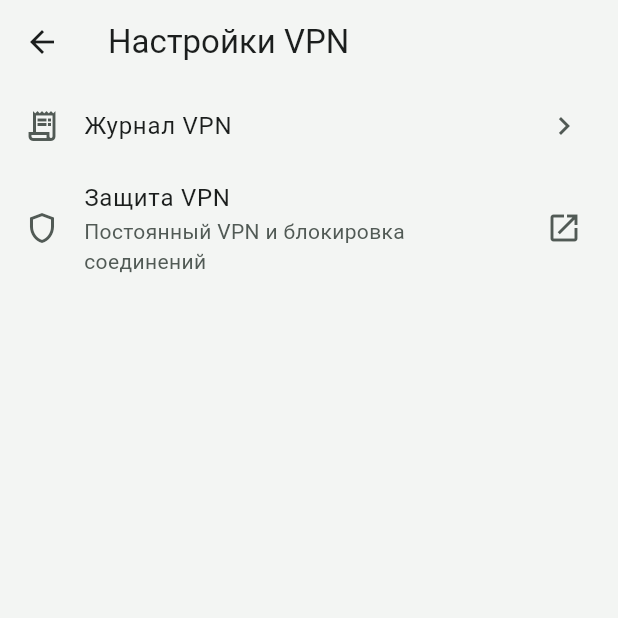
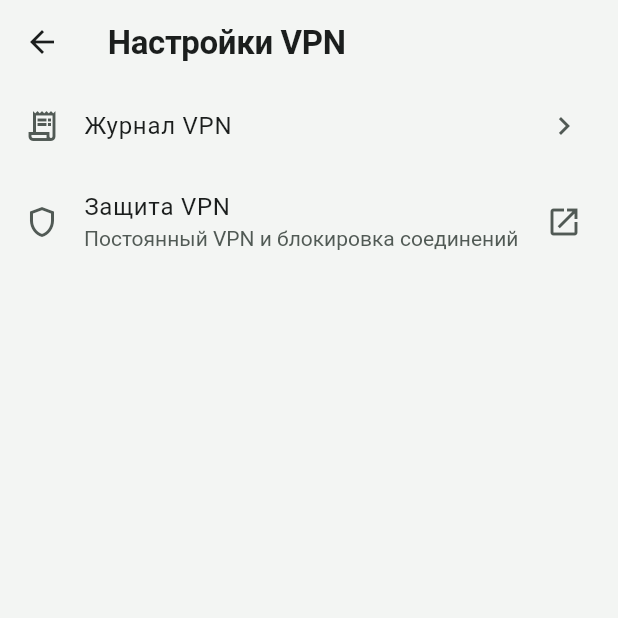
Before and after one commit to lardan099/HyRoute-Mobile, a Flutter app: the screen it shows after launch, after a tap on the "settings" icon, on a phone screen of 412 x 824 dp, the top half of it. Run offline on Flutter 3.47's test engine with Material 3 defaults, Android fonts, the phone set to English and light mode, and no system bars.

Commit message:
Refine native typography and touch feedback

```diff
--- a/app/lib/home.dart
+++ b/app/lib/home.dart
@@ -665,10 +665,7 @@ class _HomeState extends State<Home> with WidgetsBindingObserver {
               : _tab == 1
               ? 'Серверы'
               : 'Маршрутизация',
-          style: const TextStyle(
-            fontWeight: FontWeight.w800,
-            letterSpacing: -0.5,
-          ),
+          style: Theme.of(context).textTheme.titleLarge,
         ),
         actions: [
           if (_tab == 0 &&
@@ -818,9 +815,7 @@ class _HomeState extends State<Home> with WidgetsBindingObserver {
                 contentPadding: EdgeInsets.zero,
                 title: Text(
                   selected.name,
-                  style: theme.textTheme.headlineSmall?.copyWith(
-                    fontWeight: FontWeight.w600,
-                  ),
+                  style: theme.textTheme.headlineSmall,
                 ),
                 subtitle: Text(
                   selected.protocol,
@@ -892,7 +887,7 @@ class _HomeState extends State<Home> with WidgetsBindingObserver {
                   ),
                   title: Text(
                     item.title.isEmpty ? 'Импортированные серверы' : item.title,
-                    style: const TextStyle(fontWeight: FontWeight.w700),
+                    style: Theme.of(context).textTheme.titleMedium,
                   ),
                   subtitle: Text('Доступно ${servers.length}'),
                   onTap: () => setState(
@@ -999,6 +994,7 @@ class _HomeState extends State<Home> with WidgetsBindingObserver {
                   Text(
                     delay,
                     style: Theme.of(context).textTheme.labelSmall?.copyWith(
+                      fontFeatures: const [FontFeature.tabularFigures()],
                       color: ms == null
                           ? colors.onSurfaceVariant
                           : colors.primary,
--- a/app/lib/theme.dart
+++ b/app/lib/theme.dart
@@ -20,7 +20,7 @@ ThemeData appTheme(Brightness brightness) {
             ? const Color(0xff343937)
             : const Color(0xffd9dedb),
       );
-  return ThemeData(
+  final theme = ThemeData(
     useMaterial3: true,
     colorScheme: scheme,
     scaffoldBackgroundColor: dark
@@ -55,4 +55,34 @@ ThemeData appTheme(Brightness brightness) {
     ),
     dividerTheme: DividerThemeData(color: scheme.outlineVariant),
   );
+  final type = theme.textTheme;
+  return theme.copyWith(
+    textTheme: type.copyWith(
+      headlineSmall: type.headlineSmall?.copyWith(
+        height: 1.16,
+        letterSpacing: -0.45,
+        fontWeight: FontWeight.w600,
+      ),
+      titleLarge: type.titleLarge?.copyWith(
+        height: 1.2,
+        letterSpacing: -0.25,
+        fontWeight: FontWeight.w600,
+      ),
+      titleMedium: type.titleMedium?.copyWith(
+        height: 1.25,
+        letterSpacing: 0,
+        fontWeight: FontWeight.w500,
+      ),
+      bodyMedium: type.bodyMedium?.copyWith(height: 1.36, letterSpacing: 0),
+      bodySmall: type.bodySmall?.copyWith(
+        fontSize: 13,
+        height: 1.34,
+        letterSpacing: 0.12,
+      ),
+      labelLarge: type.labelLarge?.copyWith(
+        letterSpacing: 0,
+        fontWeight: FontWeight.w600,
+      ),
+    ),
+  );
 }
--- a/app/pubspec.yaml
+++ b/app/pubspec.yaml
@@ -16,7 +16,7 @@ publish_to: 'none' # Remove this line if you wish to publish to pub.dev
 # https://developer.apple.com/library/archive/documentation/General/Reference/InfoPlistKeyReference/Articles/CoreFoundationKeys.html
 # In Windows, build-name is used as the major, minor, and patch parts
 # of the product and file versions while build-number is used as the build suffix.
-version: 0.3.28+35
+version: 0.3.29+36
 
 environment:
   sdk: ^3.12.0
```
Also changed, not shown: 5 other files.
